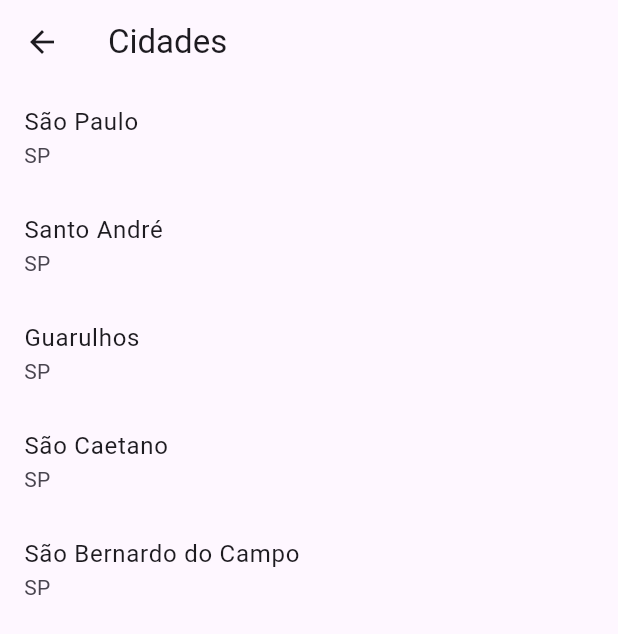
After one commit to GMChristo/flutter_widgets_exemplos, a Flutter app: the CidadesPage screen opened by its route, on a phone screen of 412 x 824 dp. The commit adds this screen. Shown: the top 634 px of the screen. Run offline on Flutter 3.47's test engine with Material 3 defaults, Android fonts, the phone set to English and light mode, and no system bars; our stand-ins replace device_preview.

Commit message:
adicionado exemplo de utilização de json para importação de dados

```diff
--- /dev/null
+++ b/assets/cidades.json
@@ -0,0 +1,22 @@
+[
+    {
+        "cidade": "São Paulo",
+        "estado": "SP"
+    },
+    {
+        "cidade": "Santo André",
+        "estado": "SP"
+    },
+    {
+        "cidade": "Guarulhos",
+        "estado": "SP"
+    },
+    {
+        "cidade": "São Caetano",
+        "estado": "SP"
+    },
+    {
+        "cidade": "São Bernardo do Campo",
+        "estado": "SP"
+    }
+]
--- a/lib/main.dart
+++ b/lib/main.dart
@@ -1,6 +1,7 @@
 import 'package:device_preview/device_preview.dart';
 import 'package:flutter/material.dart';
 import 'package:widgets_exemplo/pages/botoes_rotacao_texto/botoes_rotacao_texto_page.dart';
+import 'package:widgets_exemplo/pages/cidades/cidades_page.dart';
 import 'package:widgets_exemplo/pages/container/container_page.dart';
 import 'package:widgets_exemplo/pages/dialogs/dialogs_page.dart';
 import 'package:widgets_exemplo/pages/forms/forms_page.dart';
@@ -50,6 +51,7 @@ class MyApp extends StatelessWidget {
         '/dialogs': (_) => const DialogsPage(),
         '/snackBars': (_) => const SnackbarPage(),
         '/forms': (_) => const FormsPage(),
+        '/cidades': (_) => const CidadesPage(),
       },
     );
   }
--- /dev/null
+++ b/lib/pages/cidades/cidades_page.dart
@@ -0,0 +1,49 @@
+import 'dart:convert';
+
+import 'package:flutter/material.dart';
+import 'package:flutter/services.dart';
+import 'package:widgets_exemplo/pages/cidades/model/cidade.dart';
+
+class CidadesPage extends StatefulWidget {
+  const CidadesPage({super.key});
+
+  @override
+  State<CidadesPage> createState() => _CidadesPageState();
+}
+
+class _CidadesPageState extends State<CidadesPage> {
+  var cidades = <Cidade>[];
+
+  @override
+  void initState() {
+    super.initState();
+    _loadCities();
+  }
+
+  Future<void> _loadCities() async {
+    final cidadesJson = await rootBundle.loadString('assets/cidades.json');
+    setState(() {
+      var cidadesList = json.decode(cidadesJson);
+      cidades = cidadesList.map<Cidade>((city) => Cidade.fromMap(city)).toList();
+    });
+  }
+
+  @override
+  Widget build(BuildContext context) {
+    return Scaffold(
+      appBar: AppBar(
+        title: const Text('Cidades'),
+      ),
+      body: ListView.builder(
+        itemCount: cidades.length,
+        itemBuilder: (context, index) {
+          var cidade = cidades[index];
+          return ListTile(
+            title: Text(cidade.cidade),
+            subtitle: Text(cidade.estado),
+          );
+        },
+      ),
+    );
+  }
+}
--- /dev/null
+++ b/lib/pages/cidades/model/cidade.dart
@@ -0,0 +1,30 @@
+// ignore_for_file: public_member_api_docs, sort_constructors_first
+import 'dart:convert';
+
+class Cidade {
+  final String cidade;
+  final String estado;
+
+  Cidade({
+    required this.cidade,
+    required this.estado,
+  });
+
+  Map<String, dynamic> toMap() {
+    return <String, dynamic>{
+      'cidade': cidade,
+      'estado': estado,
+    };
+  }
+
+  factory Cidade.fromMap(Map<String, dynamic> map) {
+    return Cidade(
+      cidade: map['cidade'] as String,
+      estado: map['estado'] as String,
+    );
+  }
+
+  String toJson() => json.encode(toMap());
+
+  factory Cidade.fromJson(String source) => Cidade.fromMap(json.decode(source) as Map<String, dynamic>);
+}
--- a/lib/pages/home/home_page.dart
+++ b/lib/pages/home/home_page.dart
@@ -20,6 +20,8 @@ enum PopupMenuPages {
   snackBars,
   // ignore: constant_identifier_names
   forms,
+  // ignore: constant_identifier_names
+  cidades,
 }
 
 class HomePage extends StatelessWidget {
@@ -63,6 +65,9 @@ class HomePage extends StatelessWidget {
                   break;
                 case PopupMenuPages.forms:
                   Navigator.of(context).pushNamed('/forms');
+                  break;
+                case PopupMenuPages.cidades:
+                  Navigator.of(context).pushNamed('/cidades');
                   break;
               }
             },
@@ -108,6 +113,10 @@ class HomePage extends StatelessWidget {
                   value: PopupMenuPages.forms,
                   child: Text('Forms'),
                 ),
+                const PopupMenuItem<PopupMenuPages>(
+                  value: PopupMenuPages.cidades,
+                  child: Text('Cidades'),
+                ),
               ];
             },
           )
--- a/pubspec.yaml
+++ b/pubspec.yaml
@@ -23,3 +23,6 @@ dev_dependencies:
 flutter:
 
   uses-material-design: true
+
+  assets:
+    - assets/cidades.json
```
